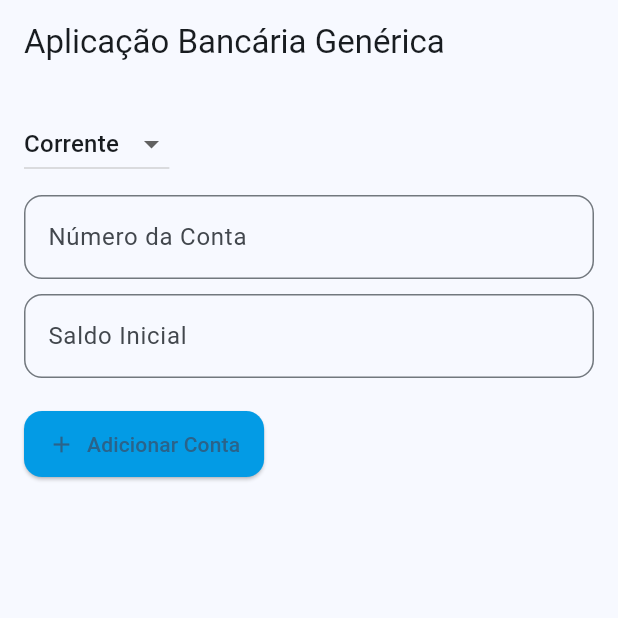
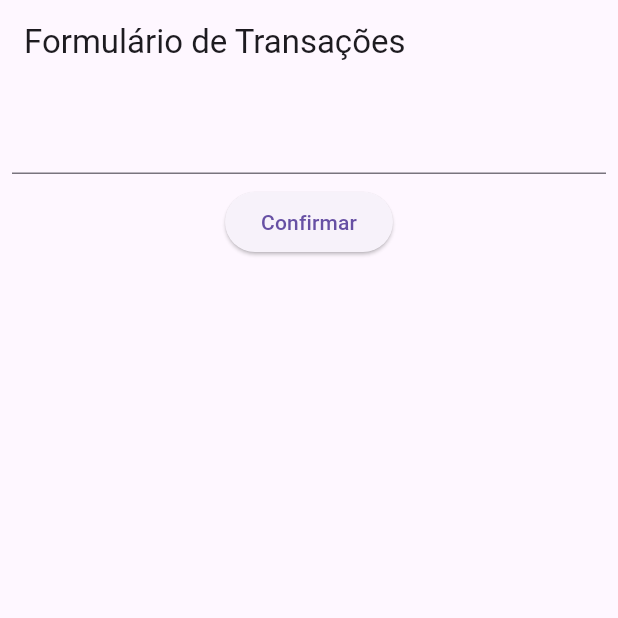
Before and after one commit to Hudson-Matias/Aula-Flutter, a Flutter app: the screen it shows after launch, on a phone screen of 412 x 824 dp, the top half of it. Run offline on Flutter 3.47's test engine with Material 3 defaults, Android fonts, the phone set to English and light mode, and no system bars.

```diff
--- a/lib/main.dart
+++ b/lib/main.dart
@@ -1,6 +1,24 @@
-import 'package:appcontabancaria/views/app_contabancaria.dart';
+import 'package:appcontabancaria/screens/form_transacoes.dart';
 import 'package:flutter/material.dart';
 
 void main() {
-  runApp(const AppContaBancaria());
+  runApp(Mybank());
 }
+
+class Mybank extends StatelessWidget {
+  const Mybank({super.key});
+
+  @override
+  Widget build(BuildContext context) {
+    return MaterialApp(
+      theme: ThemeData(
+        primaryColor: Colors.blueAccent[700],
+        buttonTheme: const ButtonThemeData(
+          buttonColor: Colors.blueAccent,
+          textTheme: ButtonTextTheme.primary,
+        ),
+      ),
+      home: FormTransacoes(),
+    );;
+  }
+}
--- a/lib/models/conta_bancaria.dart
+++ /dev/null
@@ -1,23 +0,0 @@
-class ContaBancaria<T> {
-  T tipoDeConta;
-  double saldo;
-
-  ContaBancaria({required this.tipoDeConta, this.saldo = 0.0});
-
-  void depositar(double valor) {
-    saldo += valor;
-  }
-
-  void sacar(double valor) {
-    if (valor <= saldo) {
-      saldo -= valor;
-    } else {
-      throw Exception('Saldo insuficiente!');
-    }
-  }
-
-  @override
-  String toString() {
-    return 'Tipo de Conta: $tipoDeConta, Saldo: R\$ $saldo';
-  }
-}
--- a/lib/models/conta_corrente.dart
+++ /dev/null
@@ -1,7 +0,0 @@
-class ContaCorrente {
-  final String numeroConta;
-  ContaCorrente(this.numeroConta);
-
-  @override
-  String toString() => 'Conta Corrente ($numeroConta)';
-}
--- a/lib/models/conta_poupanca.dart
+++ /dev/null
@@ -1,7 +0,0 @@
-class ContaPoupanca {
-  final String numeroConta;
-  ContaPoupanca(this.numeroConta);
-
-  @override
-  String toString() => 'Conta Poupança ($numeroConta)';
-}
--- /dev/null
+++ b/lib/models/enums/tipo_transacao.dart
@@ -0,0 +1,4 @@
+enum TipoTransacao {
+  debito,
+  credito;
+}
--- /dev/null
+++ b/lib/screens/form_transacoes.dart
@@ -0,0 +1,41 @@
+import 'package:flutter/material.dart';
+
+class FormTransacoes extends StatefulWidget {
+  final TextEditingController valor = TextEditingController();
+
+  FormTransacoes({super.key});
+
+  @override
+  State<FormTransacoes> createState() => _FormTransacoesState();
+}
+
+class _FormTransacoesState extends State<FormTransacoes> {
+  @override
+  Widget build(BuildContext context) {
+    return Scaffold(
+      appBar: AppBar(
+        title: const Text('Formulário de Transações'),
+      ),
+      body: SingleChildScrollView(
+        child: Column(
+          children: [
+            Padding(
+              padding: const EdgeInsets.all(8.0),
+              child: TextField(
+                controller: widget.valor,
+                style: const TextStyle(fontSize: 24),
+                keyboardType: TextInputType.number,
+              ),
+            ),
+            ElevatedButton(
+              onPressed: () {
+                print(widget.valor.text);
+              },
+              child: Text('Confirmar'),
+            ),
+          ],
+        ),
+      ),
+    );
+  }
+}
--- a/lib/views/app_contabancaria.dart
+++ /dev/null
@@ -1,19 +0,0 @@
-import 'package:appcontabancaria/views/home.dart';
-import 'package:flutter/material.dart';
-
-class AppContaBancaria extends StatelessWidget {
-  const AppContaBancaria({super.key});
-
-  @override
-  Widget build(BuildContext context) {
-    return MaterialApp(
-      theme: ThemeData(
-        useMaterial3: true,
-        colorScheme: ColorScheme.fromSeed(
-          seedColor: Colors.lightBlue.shade600,
-        ),
-      ),
-      home: const Home(),
-    );
-  }
-}
--- a/lib/views/home.dart
+++ /dev/null
@@ -1,80 +0,0 @@
-import 'package:flutter/material.dart';
-import 'package:appcontabancaria/models/conta_bancaria.dart';
-import 'package:appcontabancaria/models/conta_corrente.dart';
-import 'package:appcontabancaria/models/conta_poupanca.dart';
-import 'package:appcontabancaria/views/home_layout.dart';
-
-class Home extends StatefulWidget {
-  const Home({super.key});
-
-  @override
-  _HomeState createState() => _HomeState();
-}
-
-class _HomeState extends State<Home> {
-  final List<ContaBancaria> _contas = [];
-  final _numeroContaController = TextEditingController();
-  final _saldoController = TextEditingController();
-  String _tipoConta = 'Corrente';
-
-  void _adicionarConta() {
-    final String numeroConta = _numeroContaController.text;
-    final double saldo = double.tryParse(_saldoController.text) ?? 0.0;
-
-    if (numeroConta.isNotEmpty) {
-      if (_tipoConta == 'Corrente') {
-        setState(() {
-          _contas.add(ContaBancaria<ContaCorrente>(
-            tipoDeConta: ContaCorrente(numeroConta),
-            saldo: saldo,
-          ));
-        });
-      } else {
-        setState(() {
-          _contas.add(ContaBancaria<ContaPoupanca>(
-            tipoDeConta: ContaPoupanca(numeroConta),
-            saldo: saldo,
-          ));
-        });
-      }
-    }
-    _numeroContaController.clear();
-    _saldoController.clear();
-  }
-
-  void _depositar(int index, double valor) {
-    setState(() {
-      _contas[index].depositar(valor);
-    });
-  }
-
-  void _sacar(int index, double valor) {
-    try {
-      setState(() {
-        _contas[index].sacar(valor);
-      });
-    } catch (e) {
-      ScaffoldMessenger.of(context).showSnackBar(SnackBar(
-        content: Text(e.toString()),
-      ));
-    }
-  }
-
-  @override
-  Widget build(BuildContext context) {
-    return HomeLayout(
-      contas: _contas,
-      tipoConta: _tipoConta,
-      numeroContaController: _numeroContaController,
-      saldoController: _saldoController,
-      onTipoContaChanged: (String newValue) {
-        setState(() {
-          _tipoConta = newValue;
-        });
-      },
-      onAdicionarConta: _adicionarConta,
-      onDepositar: _depositar,
-      onSacar: _sacar,
-    );
-  }
-}
--- a/lib/views/home_layout.dart
+++ /dev/null
@@ -1,189 +0,0 @@
-import 'package:flutter/material.dart';
-import 'package:appcontabancaria/models/conta_bancaria.dart';
-
-class HomeLayout extends StatelessWidget {
-  final List<ContaBancaria> contas;
-  final String tipoConta;
-  final TextEditingController numeroContaController;
-  final TextEditingController saldoController;
-  final ValueChanged<String> onTipoContaChanged;
-  final VoidCallback onAdicionarConta;
-  final Function(int, double) onDepositar;
-  final Function(int, double) onSacar;
-
-  const HomeLayout({
-    super.key,
-    required this.contas,
-    required this.tipoConta,
-    required this.numeroContaController,
-    required this.saldoController,
-    required this.onTipoContaChanged,
-    required this.onAdicionarConta,
-    required this.onDepositar,
-    required this.onSacar,
-  });
-
-  @override
-  Widget build(BuildContext context) {
-    return Scaffold(
-      appBar: AppBar(
-        title: const Text('Aplicação Bancária Genérica'),
-      ),
-      body: Padding(
-        padding: const EdgeInsets.all(16.0),
-        child: Column(
-          crossAxisAlignment: CrossAxisAlignment.start,
-          children: [
-            _buildDropdown(),
-            const SizedBox(height: 10),
-            _buildTextField(
-              controller: numeroContaController,
-              label: 'Número da Conta',
-            ),
-            const SizedBox(height: 10),
-            _buildTextField(
-              controller: saldoController,
-              label: 'Saldo Inicial',
-              keyboardType: TextInputType.number,
-            ),
-            const SizedBox(height: 20),
-            _buildButton(),
-            const SizedBox(height: 20),
-            _buildListView(),
-          ],
-        ),
-      ),
-    );
-  }
-
-  DropdownButton<String> _buildDropdown() {
-    return DropdownButton<String>(
-      value: tipoConta,
-      onChanged: (String? newValue) {
-        if (newValue != null) {
-          onTipoContaChanged(newValue);
-        }
-      },
-      items: <String>['Corrente', 'Poupança']
-          .map<DropdownMenuItem<String>>((String value) {
-        return DropdownMenuItem<String>(
-          value: value,
-          child: Text(value),
-        );
-      }).toList(),
-    );
-  }
-
-
-  TextField _buildTextField({
-    required TextEditingController controller,
-    required String label,
-    TextInputType keyboardType = TextInputType.text,
-  }) {
-    return TextField(
-      controller: controller,
-      decoration: InputDecoration(
-        labelText: label,
-        border: OutlineInputBorder(
-          borderRadius: BorderRadius.circular(12.0),
-        ),
-      ),
-      keyboardType: keyboardType,
-    );
-  }
-
-  ElevatedButton _buildButton() {
-    return ElevatedButton.icon(
-      onPressed: onAdicionarConta,
-      icon: const Icon(Icons.add),
-      label: const Text('Adicionar Conta'),
-      style: ElevatedButton.styleFrom(
-        backgroundColor: Colors.lightBlue.shade600,
-        padding: const EdgeInsets.symmetric(vertical: 12.0, horizontal: 16.0),
-        shape: RoundedRectangleBorder(
-          borderRadius: BorderRadius.circular(12.0),
-        ),
-      ),
-    );
-  }
-
-  Expanded _buildListView() {
-    return Expanded(
-      child: ListView.builder(
-        itemCount: contas.length,
-        itemBuilder: (context, index) {
-          return Card(
-            shape: RoundedRectangleBorder(
-              borderRadius: BorderRadius.circular(12.0),
-            ),
-            margin: const EdgeInsets.symmetric(vertical: 8.0),
-            child: ListTile(
-              contentPadding: const EdgeInsets.all(16.0),
-              title: Text(
-                contas[index].toString(),
-                style: const TextStyle(fontWeight: FontWeight.bold),
-              ),
-              trailing: Row(
-                mainAxisSize: MainAxisSize.min,
-                children: [
-                  IconButton(
-                    icon: const Icon(Icons.add),
-                    onPressed: () => _showDialog(
-                      context,
-                      'Depositar',
-                          (valor) => onDepositar(index, valor),
-                    ),
-                  ),
-                  IconButton(
-                    icon: const Icon(Icons.remove),
-                    onPressed: () => _showDialog(
-                      context,
-                      'Sacar',
-                          (valor) => onSacar(index, valor),
-                    ),
-                  ),
-                ],
-              ),
-            ),
-          );
-        },
-      ),
-    );
-  }
-
-  void _showDialog(
-      BuildContext context, String title, Function(double) onConfirm) {
-    final _valorController = TextEditingController();
-
-    showDialog(
-      context: context,
-      builder: (context) {
-        return AlertDialog(
-          title: Text(title),
-          content: TextField(
-            controller: _valorController,
-            decoration: const InputDecoration(labelText: 'Valor'),
-            keyboardType: TextInputType.number,
-          ),
-          actions: [
-            TextButton(
-              onPressed: () {
-                Navigator.of(context).pop();
-              },
-              child: const Text('Cancelar'),
-            ),
-            TextButton(
-              onPressed: () {
-                final double valor =
-                    double.tryParse(_valorController.text) ?? 0.0;
-                onConfirm(valor);
-                Navigator.of(context).pop();
-              },
-              child: const Text('Confirmar'),
-            ),
-          ],
-        );
-      },
-    );
-  }
-}
```
Also changed, not shown: lib/components/card_list.dart (added, +19 -0 lines), lib/models/transacao.dart (added, +10 -0 lines), lib/screens/list_transacoes.dart (added, +41 -0 lines), lib/views/materialapp.dart (deleted, +0 -11 lines).
